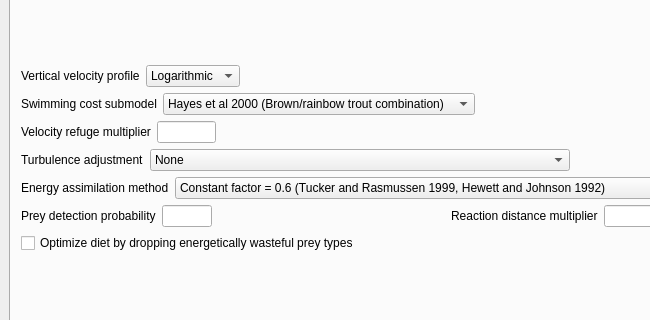
Qt form MainUI.ui (JasonNeuswanger/BioenergeticHSC) before a commit; both pictures show x 0 to 650 and y 181 to 501 of the 900 by 893 pixel window.
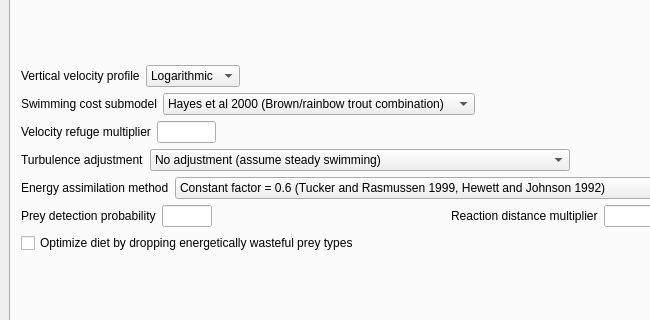
The same form after that commit.

Commit message: Modifying turbulence scaler options. Now, only including one adjustment.

```diff
--- a/MainUI.ui
+++ b/MainUI.ui
@@ -466,7 +466,7 @@
                </property>
                <item>
                 <property name="text">
-                 <string>None</string>
+                 <string>No adjustment (assume steady swimming)</string>
                 </property>
                </item>
                <item>
```
Left out of the diff: 7 changed lines with no effect on the pictures.
